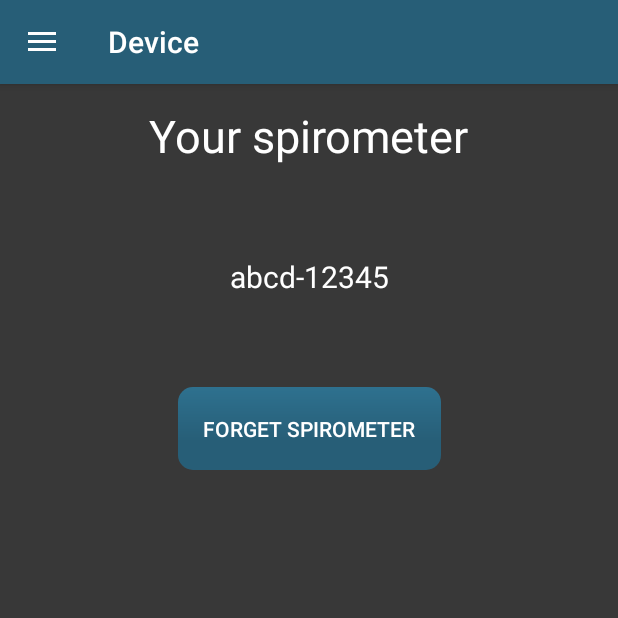
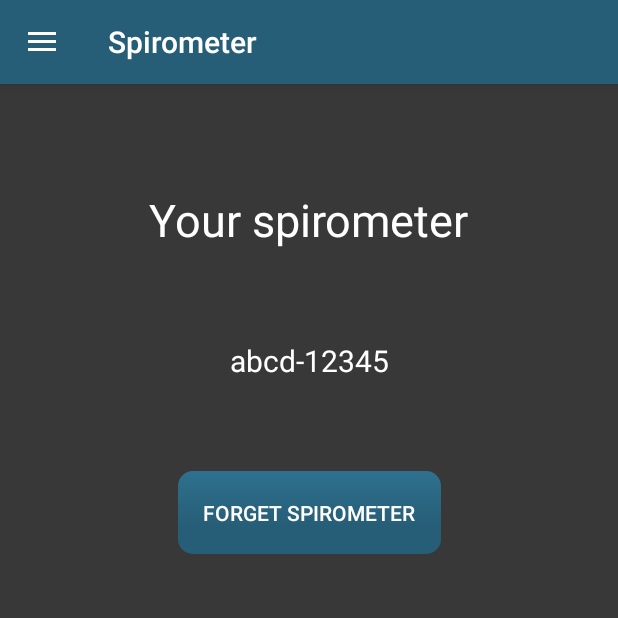
Before and after one commit to mikkelsander/NJORD, an Android app: the MainActivity screen opened directly, with no data from a screen before it, in the side drawer, after a tap on "Device", on a phone screen of 412 x 824 dp, the top half of it. Run offline under Robolectric (Android 15) with nearby library versions, the phone set to English and light mode, and no system bars; libraries missing offline, so code that uses them is left out: com.crashlytics.android, io.fabric.sdk; 1 statement that could not run was skipped.

Commit message:
Fragmenter gemmer sig ikke under actionbar længere

```diff
--- a/app/src/main/java/com/project/ms/njord/activity/MainActivity.java
+++ b/app/src/main/java/com/project/ms/njord/activity/MainActivity.java
@@ -33,9 +33,6 @@ public class MainActivity extends AppCompatActivity
     Toolbar toolbar = null;
 
     SharedPreferences prefs;
-    TextView nameView;
-
-
 
     @Override
     protected void onCreate(Bundle savedInstanceState) {
@@ -64,6 +61,7 @@ public class MainActivity extends AppCompatActivity
         fragmentTransaction.replace(R.id.fragment_container, new HomeFragment());
         fragmentTransaction.commit();
 
+        setTitle("Home");
 
         toolbar = (Toolbar) findViewById(R.id.toolbar);
         setSupportActionBar(toolbar);
@@ -79,7 +77,6 @@ public class MainActivity extends AppCompatActivity
 
     }
 
-
     @Override
     public void onBackPressed() {
         DrawerLayout drawer = (DrawerLayout) findViewById(R.id.drawer_layout);
@@ -89,39 +86,6 @@ public class MainActivity extends AppCompatActivity
             super.onBackPressed();
         }
     }
-
-    @Override
-    public boolean onCreateOptionsMenu(Menu menu) {
-        // Inflate the menu; this adds items to the action bar if it is present.
-
-        nameView = (TextView) findViewById(R.id.menu_header_name);
-        if (DataManager.dataManager.getProfile() != null) {
-           // nameView.setText(DataManager.dataManager.getProfile().getName());
-        }
-
-        getMenuInflater().inflate(R.menu.menu, menu);
-        return true;
-    }
-
-
-
-
-  /*  @Override
-    public boolean onOptionsItemSelected(MenuItem item) {
-        // Handle action bar item clicks here. The action bar will
-        // automatically handle clicks on the Home/Up button_blue, so long
-        // as you specify a parent activity in AndroidManifest.xml.
-        int id = item.getItemId();
-
-        //noinspection SimplifiableIfStatement
-        if (id == R.id.action_settings) {
-            return true;
-        }
-
-        return super.onOptionsItemSelected(item);
-    }*/
-
-
 
     @SuppressWarnings("StatementWithEmptyBody")
     @Override
@@ -152,7 +116,7 @@ public class MainActivity extends AppCompatActivity
                     getSupportFragmentManager().beginTransaction();
             fragmentTransaction.replace(R.id.fragment_container, new DeviceFragment());
             fragmentTransaction.commit();
-            getSupportActionBar().setTitle("Device");
+            getSupportActionBar().setTitle("Spirometer");
 
         } else if (id == R.id.nav_settings) {
             android.support.v4.app.FragmentTransaction fragmentTransaction =
--- a/app/src/main/res/layout/activity_main.xml
+++ b/app/src/main/res/layout/activity_main.xml
@@ -29,6 +29,7 @@
 
         <FrameLayout
             android:id="@+id/fragment_container"
+            app:layout_behavior="android.support.design.widget.AppBarLayout$ScrollingViewBehavior"
             android:layout_width="match_parent"
             android:layout_height="match_parent">
         </FrameLayout>
--- a/app/src/main/res/layout/fragment_device.xml
+++ b/app/src/main/res/layout/fragment_device.xml
@@ -6,8 +6,6 @@
     tools:context="com.project.ms.njord.fragment.DeviceFragment"
     android:background="@color/dark_gray">
 
-
-    <!-- TODO: Update blank fragment layout -->
 
     <TextView
         android:text="abcd-12345"
```
